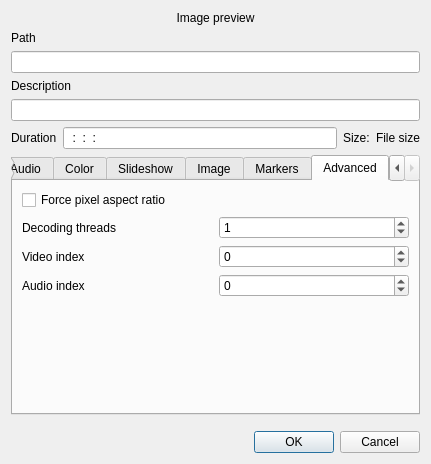
This is src/widgets/clipproperties_ui.ui in KDE/kdenlive as Qt 5 draws it before an edit. The edited form follows.
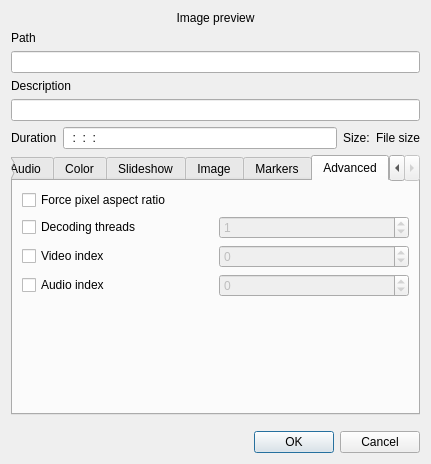
This is the edited form. The open tabs and pages were chosen to show the change. Custom widgets are drawn as their Qt base class.

Commit message: Implement advanced clip properties (audio_index, video_index, threads). Not working yet because of MLT avformat producer bug. Should fix http://www.kdenlive.org:80/mantis/view.php?id=276

```diff
--- a/src/widgets/clipproperties_ui.ui
+++ b/src/widgets/clipproperties_ui.ui
@@ -493,62 +493,47 @@
        <string>Advanced</string>
       </attribute>
       <layout class="QGridLayout" name="gridLayout_3" >
-       <item row="0" column="0" >
+       <item row="0" column="1" >
         <widget class="QCheckBox" name="clip_force_ar" >
          <property name="text" >
           <string>Force pixel aspect ratio</string>
          </property>
         </widget>
        </item>
-       <item row="0" column="1" >
-        <widget class="KDoubleNumInput" name="clip_ar" />
-       </item>
-       <item row="1" column="0" >
-        <widget class="QLabel" name="label_4" >
-         <property name="text" >
-          <string>Decoding threads</string>
+       <item row="0" column="2" >
+        <widget class="KDoubleNumInput" name="clip_ar" >
+         <property name="enabled" >
+          <bool>false</bool>
          </property>
         </widget>
        </item>
-       <item row="1" column="1" >
-        <widget class="QSpinBox" name="clip_threads" >
-         <property name="maximum" >
-          <number>4</number>
-         </property>
-         <property name="value" >
-          <number>1</number>
-         </property>
-        </widget>
-       </item>
-       <item row="2" column="0" >
-        <widget class="QLabel" name="label" >
-         <property name="text" >
-          <string>Video index</string>
-         </property>
-        </widget>
-       </item>
-       <item row="2" column="1" >
+       <item row="2" column="2" >
         <widget class="QSpinBox" name="clip_vindex" >
+         <property name="enabled" >
+          <bool>false</bool>
+         </property>
          <property name="minimum" >
           <number>-1</number>
          </property>
-        </widget>
-       </item>
-       <item row="3" column="0" >
-        <widget class="QLabel" name="label_2" >
-         <property name="text" >
-          <string>Audio index</string>
+         <property name="value" >
+          <number>0</number>
          </property>
         </widget>
        </item>
-       <item row="3" column="1" >
+       <item row="3" column="2" >
         <widget class="QSpinBox" name="clip_aindex" >
+         <property name="enabled" >
+          <bool>false</bool>
+         </property>
          <property name="minimum" >
           <number>-1</number>
          </property>
+         <property name="value" >
+          <number>0</number>
+         </property>
         </widget>
        </item>
-       <item row="4" column="1" >
+       <item row="4" column="2" >
         <spacer name="verticalSpacer" >
          <property name="orientation" >
           <enum>Qt::Vertical</enum>
@@ -561,7 +546,52 @@
          </property>
         </spacer>
        </item>
+       <item row="1" column="1" >
+        <widget class="QCheckBox" name="clip_force_threads" >
+         <property name="text" >
+          <string>Decoding threads</string>
+         </property>
+        </widget>
+       </item>
+       <item row="2" column="1" >
+        <widget class="QCheckBox" name="clip_force_vindex" >
+         <property name="text" >
+          <string>Video index</string>
+         </property>
+        </widget>
+       </item>
+       <item row="3" column="1" >
+        <widget class="QCheckBox" name="clip_force_aindex" >
+         <property name="text" >
+          <string>Audio index</string>
+         </property>
+        </widget>
+       </item>
+       <item row="1" column="2" >
+        <widget class="QSpinBox" name="clip_threads" >
+         <property name="enabled" >
+          <bool>false</bool>
+         </property>
+         <property name="maximum" >
+          <number>4</number>
+         </property>
+         <property name="value" >
+          <number>1</number>
+         </property>
+        </widget>
+       </item>
       </layout>
+      <zorder>clip_force_ar</zorder>
+      <zorder>clip_ar</zorder>
+      <zorder>label_4</zorder>
+      <zorder>label</zorder>
+      <zorder>clip_vindex</zorder>
+      <zorder>label_2</zorder>
+      <zorder>clip_aindex</zorder>
+      <zorder>clip_force_threads</zorder>
+      <zorder>clip_force_vindex</zorder>
+      <zorder>clip_force_aindex</zorder>
+      <zorder>clip_threads</zorder>
      </widget>
     </widget>
    </item>
```
The commit also changes 4 other files.
